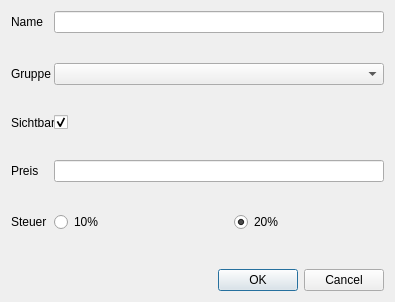
Above: src/manager/productedit.ui from todvora/qrk-registrier-kasse before the change. Below: the same form after it.
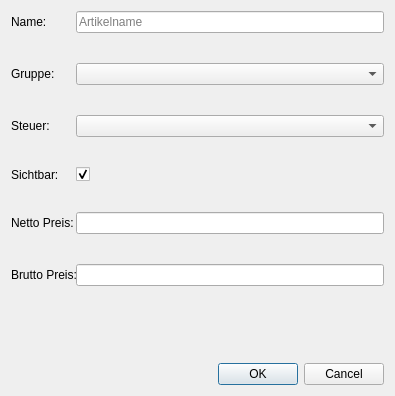
That is the form after the change.

Commit message: VERSION 0.16.0204  + Dezimal Eingabe für Anzahl Produkte (in den Einstellungen-Extras)  + Gegeben Dialog (in den Einstellungen-Extras)  + Gruppen und Produkte Manager  + Quick Gruppen und Produkte Buttons

```diff
--- a/src/manager/productedit.ui
+++ b/src/manager/productedit.ui
@@ -8,7 +8,7 @@
     <x>0</x>
     <y>0</y>
     <width>395</width>
-    <height>302</height>
+    <height>396</height>
    </rect>
   </property>
   <property name="windowTitle">
@@ -26,75 +26,72 @@
      <item row="0" column="0">
       <widget class="QLabel" name="nameLabel">
        <property name="text">
-        <string>Name</string>
+        <string>Name:</string>
        </property>
       </widget>
      </item>
      <item row="0" column="1">
-      <widget class="QLineEdit" name="name"/>
+      <widget class="QLineEdit" name="name">
+       <property name="placeholderText">
+        <string>Artikelname</string>
+       </property>
+      </widget>
      </item>
      <item row="1" column="0">
       <widget class="QLabel" name="categorieLabel">
        <property name="text">
-        <string>Gruppe</string>
+        <string>Gruppe:</string>
        </property>
       </widget>
      </item>
      <item row="1" column="1">
       <widget class="QComboBox" name="groupComboBox"/>
      </item>
-     <item row="2" column="0">
+     <item row="3" column="0">
       <widget class="QLabel" name="visibleLabel">
        <property name="text">
-        <string>Sichtbar</string>
+        <string>Sichtbar:</string>
        </property>
       </widget>
      </item>
-     <item row="2" column="1">
+     <item row="3" column="1">
       <widget class="QCheckBox" name="visibleCheckBox">
        <property name="checked">
         <bool>true</bool>
        </property>
       </widget>
      </item>
-     <item row="3" column="0">
+     <item row="5" column="0">
       <widget class="QLabel" name="PriceLabel">
        <property name="text">
-        <string>Preis</string>
+        <string>Brutto Preis:</string>
        </property>
       </widget>
      </item>
-     <item row="3" column="1">
-      <widget class="QLineEdit" name="price"/>
+     <item row="5" column="1">
+      <widget class="QLineEdit" name="gross"/>
      </item>
-     <item row="4" column="1">
-      <layout class="QHBoxLayout" name="horizontalLayout">
-       <property name="spacing">
-        <number>30</number>
-       </property>
-       <item>
-        <widget class="QRadioButton" name="tax10">
-         <property name="text">
-          <string>10%</string>
-         </property>
-        </widget>
-       </item>
-       <item>
-        <widget class="QRadioButton" name="tax20">
-         <property name="text">
-          <string>20%</string>
-         </property>
-         <property name="checked">
-          <bool>true</bool>
-         </property>
-        </widget>
-       </item>
-      </layout>
-     </item>
-     <item row="4" column="0">
+     <item row="2" column="0">
       <widget class="QLabel" name="label">
        <property name="text">
-        <string>Steuer</string>
+        <string>Steuer:</string>
+       </property>
+      </widget>
+     </item>
+     <item row="2" column="1">
+      <widget class="QComboBox" name="taxComboBox"/>
+     </item>
+     <item row="4" column="0">
+      <widget class="QLabel" name="label_2">
+       <property name="text">
+        <string>Netto Preis: </string>
+       </property>
+      </widget>
+     </item>
+     <item row="4" column="1">
+      <widget class="QLineEdit" name="net">
+       <property name="placeholderText">
+        <string/>
        </property>
       </widget>
      </item>
```
Left out of the diff: 8 changed lines with no effect on the pictures. The commit also changes 12 other files.
